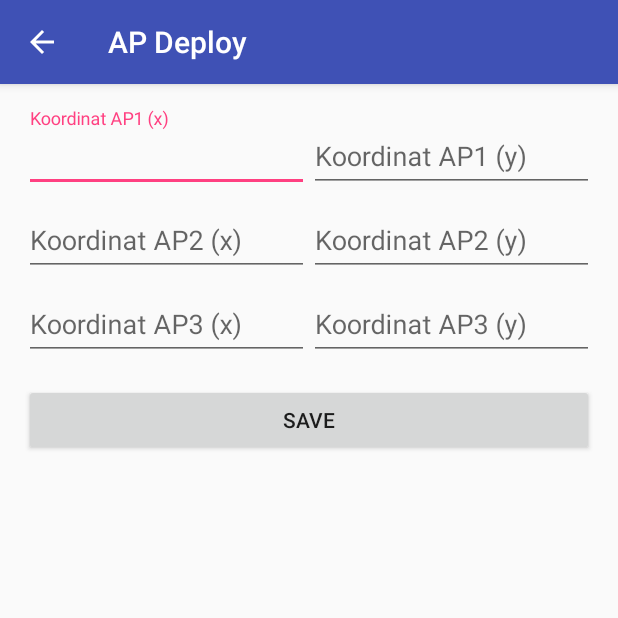
After one commit to fikrirazzaq/IndoorPositioning, an Android app: the ApDeployActivity screen opened directly, with no data from a screen before it, on a phone screen of 412 x 824 dp, the top half of it. The commit adds this screen. Run offline under Robolectric (Android 15) with nearby library versions, the phone set to English and light mode, and no system bars.

Commit message:
Update positioning.

```diff
--- /dev/null
+++ b/app/src/main/java/com/juvetic/rssi/ui/ApDeployActivity.java
@@ -0,0 +1,58 @@
+package com.juvetic.rssi.ui;
+
+import android.support.v7.app.AppCompatActivity;
+import android.os.Bundle;
+import android.view.View;
+import android.widget.Button;
+import android.widget.EditText;
+import android.widget.Toast;
+
+import com.juvetic.rssi.R;
+import com.juvetic.rssi.util.ToolUtil;
+
+public class ApDeployActivity extends AppCompatActivity {
+
+    EditText x1, y1, x2, y2, x3, y3;
+    Button btnSave;
+
+    @Override
+    protected void onCreate(Bundle savedInstanceState) {
+        super.onCreate(savedInstanceState);
+        setContentView(R.layout.activity_ap_deploy);
+
+        getSupportActionBar().setDisplayHomeAsUpEnabled(true);
+        setTitle("AP Deploy");
+
+        x1 = findViewById(R.id.edt_x1);
+        y1 = findViewById(R.id.edt_y1);
+        x2 = findViewById(R.id.edt_x2);
+        y2 = findViewById(R.id.edt_y2);
+        x3 = findViewById(R.id.edt_x3);
+        y3 = findViewById(R.id.edt_y3);
+
+        btnSave = findViewById(R.id.btn_save);
+        btnSave.setOnClickListener(view -> {
+            ToolUtil.Storage.setValueString(this, "x1", x1.getText().toString());
+            ToolUtil.Storage.setValueString(this, "y1", y1.getText().toString());
+            ToolUtil.Storage.setValueString(this, "x2", x2.getText().toString());
+            ToolUtil.Storage.setValueString(this, "y2", y2.getText().toString());
+            ToolUtil.Storage.setValueString(this, "x3", x3.getText().toString());
+            ToolUtil.Storage.setValueString(this, "y3", y3.getText().toString());
+
+            Toast.makeText(this, "Data saved.", Toast.LENGTH_SHORT).show();
+        });
+
+        x1.setText(ToolUtil.Storage.getValueString(this, "x1"));
+        y1.setText(ToolUtil.Storage.getValueString(this, "y1"));
+        x2.setText(ToolUtil.Storage.getValueString(this, "x2"));
+        y2.setText(ToolUtil.Storage.getValueString(this, "y2"));
+        x3.setText(ToolUtil.Storage.getValueString(this, "x3"));
+        y3.setText(ToolUtil.Storage.getValueString(this, "y3"));
+    }
+
+    @Override
+    public boolean onSupportNavigateUp() {
+        finish();
+        return true;
+    }
+}
--- a/app/src/main/java/com/juvetic/rssi/ui/MainActivity.java
+++ b/app/src/main/java/com/juvetic/rssi/ui/MainActivity.java
@@ -14,11 +14,13 @@ import android.view.View;
 import android.view.animation.AnimationUtils;
 import android.view.animation.LayoutAnimationController;
 import android.widget.Toast;
+
 import com.juvetic.rssi.R;
 import com.juvetic.rssi.model.AccessPoint;
 import com.juvetic.rssi.util.ApComparator;
 import com.juvetic.rssi.util.Formula;
 import com.juvetic.rssi.util.RecyclerTouchListener;
+
 import java.util.ArrayList;
 import java.util.Collections;
 import java.util.List;
@@ -97,7 +99,7 @@ public class MainActivity extends AppCompatActivity {
     }
 
     @Override
-    public boolean onSupportNavigateUp(){
+    public boolean onSupportNavigateUp() {
         finish();
         return true;
     }
@@ -127,7 +129,7 @@ public class MainActivity extends AppCompatActivity {
                         String.valueOf(level),
                         scanResult.BSSID);
 //                if (accessPoint.getBssid().equals("c4:12:f5:b8:7a:99")) {
-                    accessPointList.add(accessPoint);
+                accessPointList.add(accessPoint);
 //                }
             }
         }
--- /dev/null
+++ b/app/src/main/res/layout/activity_ap_deploy.xml
@@ -0,0 +1,115 @@
+<?xml version="1.0" encoding="utf-8"?>
+<LinearLayout xmlns:android="http://schemas.android.com/apk/res/android"
+    xmlns:app="http://schemas.android.com/apk/res-auto"
+    xmlns:tools="http://schemas.android.com/tools"
+    android:layout_width="match_parent"
+    android:layout_height="match_parent"
+    android:orientation="vertical"
+    android:padding="16dp"
+    tools:context=".ui.ApDeployActivity">
+
+    <LinearLayout
+        android:layout_width="match_parent"
+        android:layout_height="wrap_content"
+        android:orientation="horizontal">
+
+        <android.support.design.widget.TextInputLayout
+            android:id="@+id/til_x1"
+            android:layout_width="0dp"
+            android:layout_height="wrap_content"
+            android:layout_weight="1">
+
+            <EditText
+                android:id="@+id/edt_x1"
+                android:layout_width="match_parent"
+                android:layout_height="wrap_content"
+                android:hint="Koordinat AP1 (x)" />
+        </android.support.design.widget.TextInputLayout>
+
+        <android.support.design.widget.TextInputLayout
+            android:id="@+id/til_y1"
+            android:layout_width="0dp"
+            android:layout_height="wrap_content"
+            android:layout_weight="1">
+
+            <EditText
+                android:id="@+id/edt_y1"
+                android:layout_width="match_parent"
+                android:layout_height="wrap_content"
+                android:hint="Koordinat AP1 (y)" />
+        </android.support.design.widget.TextInputLayout>
+    </LinearLayout>
+
+
+    <LinearLayout
+        android:layout_width="match_parent"
+        android:layout_height="wrap_content"
+        android:orientation="horizontal">
+
+        <android.support.design.widget.TextInputLayout
+            android:id="@+id/til_x2"
+            android:layout_width="0dp"
+            android:layout_height="wrap_content"
+            android:layout_weight="1">
+
+            <EditText
+                android:id="@+id/edt_x2"
+                android:layout_width="match_parent"
+                android:layout_height="wrap_content"
+                android:hint="Koordinat AP2 (x)" />
+        </android.support.design.widget.TextInputLayout>
+
+        <android.support.design.widget.TextInputLayout
+            android:id="@+id/til_y2"
+            android:layout_width="0dp"
+            android:layout_height="wrap_content"
+            android:layout_weight="1">
+
+            <EditText
+                android:id="@+id/edt_y2"
+                android:layout_width="match_parent"
+                android:layout_height="wrap_content"
+                android:hint="Koordinat AP2 (y)" />
+        </android.support.design.widget.TextInputLayout>
+    </LinearLayout>
+
+    <LinearLayout
+        android:layout_width="match_parent"
+        android:layout_height="wrap_content"
+        android:orientation="horizontal">
+
+        <android.support.design.widget.TextInputLayout
+            android:id="@+id/til_x3"
+            android:layout_width="0dp"
+            android:layout_height="wrap_content"
+            android:layout_weight="1">
+
+            <EditText
+                android:id="@+id/edt_x3"
+                android:layout_width="match_parent"
+                android:layout_height="wrap_content"
+                android:hint="Koordinat AP3 (x)" />
+        </android.support.design.widget.TextInputLayout>
+
+        <android.support.design.widget.TextInputLayout
+            android:id="@+id/til_y3"
+            android:layout_width="0dp"
+            android:layout_height="wrap_content"
+            android:layout_weight="1">
+
+            <EditText
+                android:id="@+id/edt_y3"
+                android:layout_width="match_parent"
+                android:layout_height="wrap_content"
+                android:hint="Koordinat AP3 (y)" />
+        </android.support.design.widget.TextInputLayout>
+    </LinearLayout>
+
+    <Button
+        android:id="@+id/btn_save"
+        android:layout_width="match_parent"
+        android:layout_height="wrap_content"
+        android:layout_marginTop="16dp"
+        android:text="SAVE" />
+
+</LinearLayout>
```
Also changed, not shown: app/build.gradle (+7 -2 lines), app/src/main/AndroidManifest.xml (+3 -9 lines), app/src/main/java/com/juvetic/rssi/ui/DashboardActivity.java (+13 -33 lines), app/src/main/java/com/juvetic/rssi/ui/LocationOverlayActivity.java (+17 -11 lines), app/src/main/java/com/juvetic/rssi/util/PageUtil.java (added, +131 -0 lines), app/src/main/java/com/juvetic/rssi/util/ToolUtil.java (added, +101 -0 lines), app/src/main/res/layout/activity_dashboard.xml (+4 -33 lines), library/build.gradle (+6 -1 lines), app/src/main/assets/gedung_e_v2.svg (added), app/src/main/assets/gedung_e_v3.svg (added), app/src/main/assets/gedung_e_v4.svg (added).
